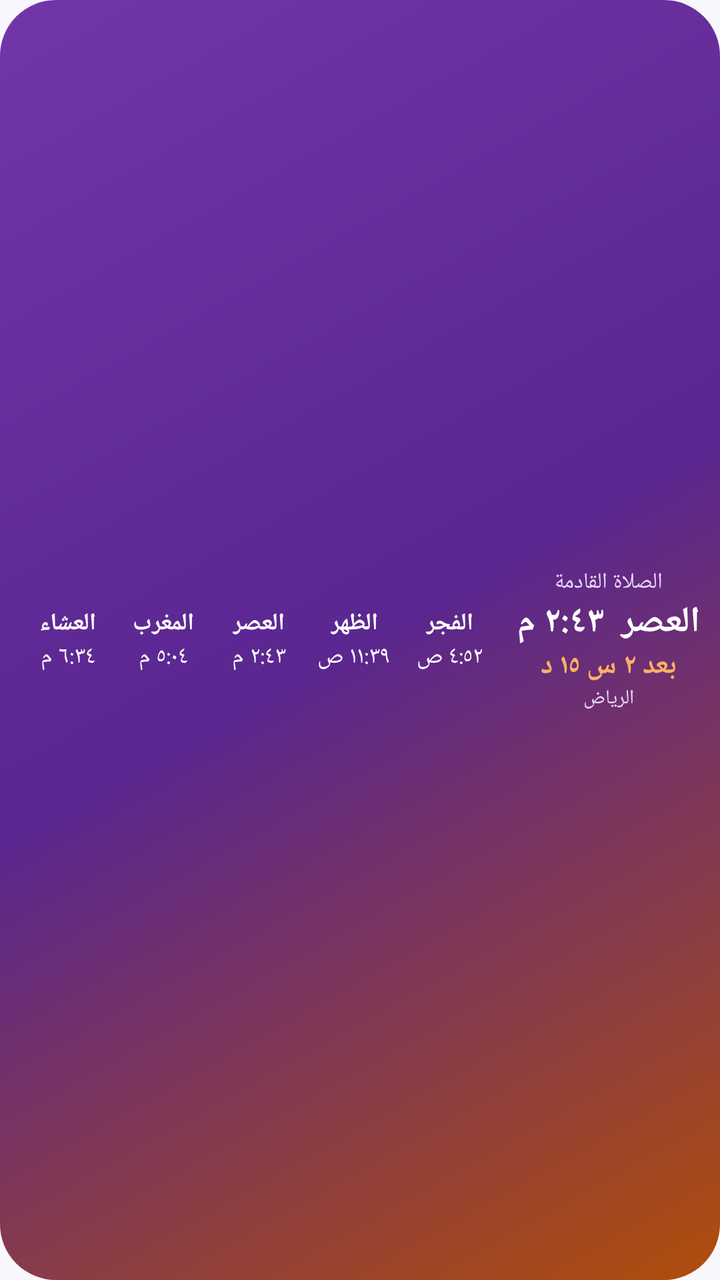
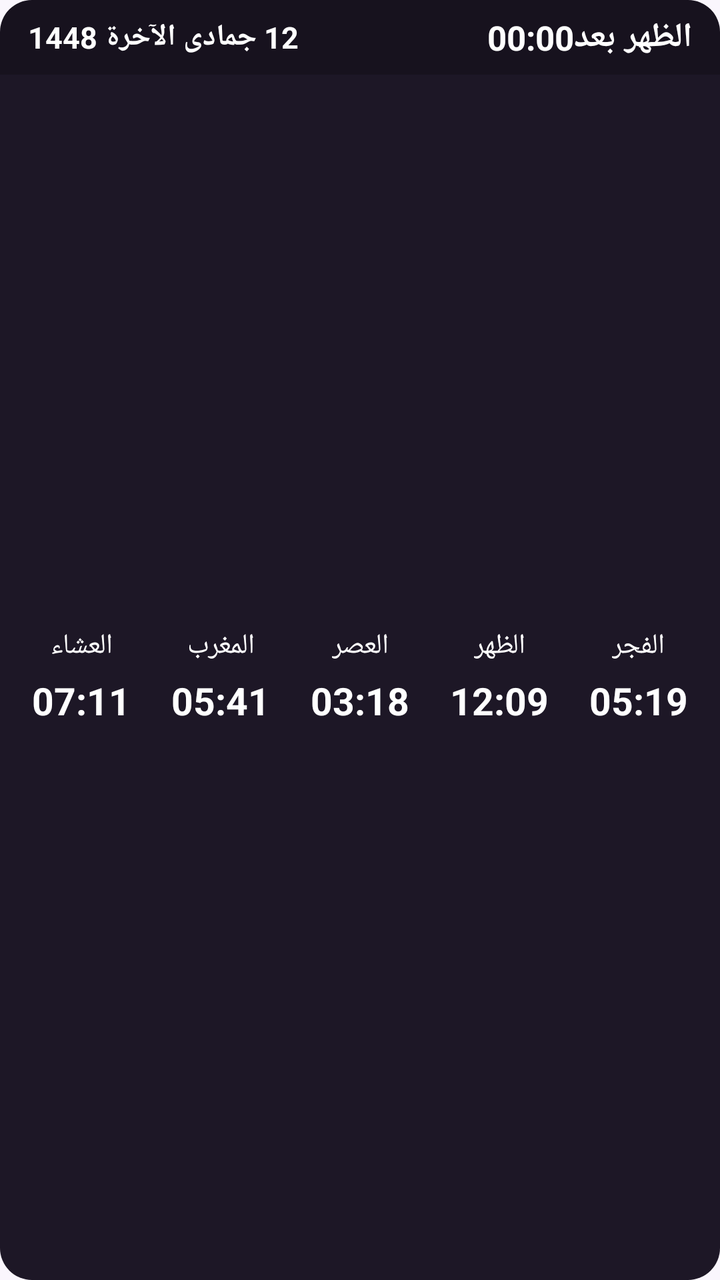

Screens rendered from an Android XML layout before and after an edit, with the pre-edit source and the edit as a unified diff.
<!-- AndroidManifest.xml: application theme AppTheme -->
<!-- res/layout/widget_day.xml -->
<?xml version="1.0" encoding="utf-8"?>
<FrameLayout xmlns:android="http://schemas.android.com/apk/res/android" android:id="@+id/widget_root" android:layout_width="match_parent" android:layout_height="match_parent" android:layoutDirection="rtl">
    <ImageView android:id="@+id/wbg" android:layout_width="match_parent" android:layout_height="match_parent" android:scaleType="fitXY" android:src="@drawable/wbg_grad_2" android:contentDescription="@null" />
    <LinearLayout android:layout_width="match_parent" android:layout_height="match_parent" android:orientation="horizontal" android:gravity="center_vertical" android:padding="10dp">
        <LinearLayout android:layout_width="wrap_content" android:layout_height="wrap_content" android:orientation="vertical" android:gravity="center" android:paddingEnd="10dp">
            <TextView android:id="@+id/w_label" android:layout_width="wrap_content" android:layout_height="wrap_content" android:text="الصلاة القادمة" android:textColor="#E6D6F5" android:textSize="11sp" android:maxLines="1" android:ellipsize="end"  />
            <TextView android:id="@+id/w_next" android:layout_width="wrap_content" android:layout_height="wrap_content" android:text="العصر  ٢:٤٣ م" android:textColor="#FFFFFF" android:textSize="18sp" android:maxLines="1" android:ellipsize="end" android:textStyle="bold" />
            <TextView android:id="@+id/w_cd" android:layout_width="wrap_content" android:layout_height="wrap_content" android:text="بعد ٢ س ١٥ د" android:textColor="#FFB066" android:textSize="14sp" android:maxLines="1" android:ellipsize="end" android:textStyle="bold" />
            <TextView android:id="@+id/w_city" android:layout_width="wrap_content" android:layout_height="wrap_content" android:text="الرياض" android:textColor="#E6D6F5" android:textSize="10sp" android:maxLines="1" android:ellipsize="end"  />
            <TextView android:id="@+id/w_hijri" android:layout_width="wrap_content" android:layout_height="wrap_content" android:text="" android:textColor="#E6D6F5" android:textSize="10sp" android:maxLines="1" android:ellipsize="end"  android:visibility="gone"/>
        </LinearLayout>
        <LinearLayout android:layout_width="0dp" android:layout_height="wrap_content" android:layout_weight="1" android:orientation="horizontal">
            <LinearLayout android:layout_width="0dp" android:layout_height="wrap_content" android:layout_weight="1" android:orientation="vertical" android:gravity="center">
                <TextView android:id="@+id/n0" android:layout_width="wrap_content" android:layout_height="wrap_content" android:text="الفجر" android:textColor="#FFFFFF" android:textSize="12sp" android:maxLines="1" android:ellipsize="end" android:textStyle="bold" />
                <TextView android:id="@+id/t0" android:layout_width="wrap_content" android:layout_height="wrap_content" android:text="٤:٥٢ ص" android:textColor="#FFFFFF" android:textSize="12sp" android:maxLines="1" android:ellipsize="end"  />
            </LinearLayout>
            <LinearLayout android:layout_width="0dp" android:layout_height="wrap_content" android:layout_weight="1" android:orientation="vertical" android:gravity="center">
                <TextView android:id="@+id/n1" android:layout_width="wrap_content" android:layout_height="wrap_content" android:text="الظهر" android:textColor="#FFFFFF" android:textSize="12sp" android:maxLines="1" android:ellipsize="end" android:textStyle="bold" />
                <TextView android:id="@+id/t1" android:layout_width="wrap_content" android:layout_height="wrap_content" android:text="١١:٣٩ ص" android:textColor="#FFFFFF" android:textSize="12sp" android:maxLines="1" android:ellipsize="end"  />
            </LinearLayout>
            <LinearLayout android:layout_width="0dp" android:layout_height="wrap_content" android:layout_weight="1" android:orientation="vertical" android:gravity="center">
                <TextView android:id="@+id/n2" android:layout_width="wrap_content" android:layout_height="wrap_content" android:text="العصر" android:textColor="#FFFFFF" android:textSize="12sp" android:maxLines="1" android:ellipsize="end" android:textStyle="bold" />
                <TextView android:id="@+id/t2" android:layout_width="wrap_content" android:layout_height="wrap_content" android:text="٢:٤٣ م" android:textColor="#FFFFFF" android:textSize="12sp" android:maxLines="1" android:ellipsize="end"  />
            </LinearLayout>
            <LinearLayout android:layout_width="0dp" android:layout_height="wrap_content" android:layout_weight="1" android:orientation="vertical" android:gravity="center">
                <TextView android:id="@+id/n3" android:layout_width="wrap_content" android:layout_height="wrap_content" android:text="المغرب" android:textColor="#FFFFFF" android:textSize="12sp" android:maxLines="1" android:ellipsize="end" android:textStyle="bold" />
                <TextView android:id="@+id/t3" android:layout_width="wrap_content" android:layout_height="wrap_content" android:text="٥:٠٤ م" android:textColor="#FFFFFF" android:textSize="12sp" android:maxLines="1" android:ellipsize="end"  />
            </LinearLayout>
            <LinearLayout android:layout_width="0dp" android:layout_height="wrap_content" android:layout_weight="1" android:orientation="vertical" android:gravity="center">
                <TextView android:id="@+id/n4" android:layout_width="wrap_content" android:layout_height="wrap_content" android:text="العشاء" android:textColor="#FFFFFF" android:textSize="12sp" android:maxLines="1" android:ellipsize="end" android:textStyle="bold" />
                <TextView android:id="@+id/t4" android:layout_width="wrap_content" android:layout_height="wrap_content" android:text="٦:٣٤ م" android:textColor="#FFFFFF" android:textSize="12sp" android:maxLines="1" android:ellipsize="end"  />
            </LinearLayout>
        </LinearLayout>
    </LinearLayout>
</FrameLayout>
<!-- resources referenced by this layout -->
<resources>
  <!-- drawable wbg_grad_2 (drawable) -->
  <?xml version="1.0" encoding="utf-8"?>
  <shape xmlns:android="http://schemas.android.com/apk/res/android" android:shape="rectangle">
      <gradient android:angle="315" android:startColor="#7137A8" android:centerColor="#5A2690" android:endColor="#B04E0A" />
      <corners android:radius="28dp" />
  </shape>
  <style name="AppTheme" parent="@android:style/Theme.Material.Light.NoActionBar">
          <item name="android:windowBackground">@color/bg</item>
          <item name="android:statusBarColor">@color/bg</item>
          <item name="android:navigationBarColor">@color/bg</item>
          <item name="android:colorAccent">@color/orange</item>
          <item name="android:colorPrimary">@color/purple</item>
      </style>
  <color name="bg">#FAF6FD</color>
  <color name="orange">#F28A32</color>
  <color name="purple">#7137A8</color>
</resources>

<!-- the commit's change to res/layout/widget_day.xml (unified diff, before → after) -->
@@ -1,34 +1,35 @@
 <?xml version="1.0" encoding="utf-8"?>
 <FrameLayout xmlns:android="http://schemas.android.com/apk/res/android" android:id="@+id/widget_root" android:layout_width="match_parent" android:layout_height="match_parent" android:layoutDirection="rtl">
-    <ImageView android:id="@+id/wbg" android:layout_width="match_parent" android:layout_height="match_parent" android:scaleType="fitXY" android:src="@drawable/wbg_grad_2" android:contentDescription="@null" />
-    <LinearLayout android:layout_width="match_parent" android:layout_height="match_parent" android:orientation="horizontal" android:gravity="center_vertical" android:padding="10dp">
-        <LinearLayout android:layout_width="wrap_content" android:layout_height="wrap_content" android:orientation="vertical" android:gravity="center" android:paddingEnd="10dp">
-            <TextView android:id="@+id/w_label" android:layout_width="wrap_content" android:layout_height="wrap_content" android:text="الصلاة القادمة" android:textColor="#E6D6F5" android:textSize="11sp" android:maxLines="1" android:ellipsize="end"  />
-            <TextView android:id="@+id/w_next" android:layout_width="wrap_content" android:layout_height="wrap_content" android:text="العصر  ٢:٤٣ م" android:textColor="#FFFFFF" android:textSize="18sp" android:maxLines="1" android:ellipsize="end" android:textStyle="bold" />
-            <TextView android:id="@+id/w_cd" android:layout_width="wrap_content" android:layout_height="wrap_content" android:text="بعد ٢ س ١٥ د" android:textColor="#FFB066" android:textSize="14sp" android:maxLines="1" android:ellipsize="end" android:textStyle="bold" />
-            <TextView android:id="@+id/w_city" android:layout_width="wrap_content" android:layout_height="wrap_content" android:text="الرياض" android:textColor="#E6D6F5" android:textSize="10sp" android:maxLines="1" android:ellipsize="end"  />
-            <TextView android:id="@+id/w_hijri" android:layout_width="wrap_content" android:layout_height="wrap_content" android:text="" android:textColor="#E6D6F5" android:textSize="10sp" android:maxLines="1" android:ellipsize="end"  android:visibility="gone"/>
+    <ImageView android:id="@+id/wbg" android:layout_width="match_parent" android:layout_height="match_parent" android:scaleType="fitXY" android:src="@drawable/wbg_dark_1" android:contentDescription="@null" />
+    <LinearLayout android:layout_width="match_parent" android:layout_height="match_parent" android:orientation="vertical">
+        <LinearLayout android:id="@+id/w_head" android:layout_width="match_parent" android:layout_height="wrap_content" android:orientation="horizontal" android:gravity="center_vertical" android:paddingStart="14dp" android:paddingEnd="14dp" android:paddingTop="7dp" android:paddingBottom="7dp" android:background="@drawable/whead_dark_1">
+            <TextView android:id="@+id/w_next" android:layout_width="wrap_content" android:layout_height="wrap_content" android:text="الظهر بعد" android:textColor="#FFFFFF" android:textSize="17sp" android:textStyle="bold" android:maxLines="1" />
+            <Chronometer android:id="@+id/w_chrono" android:layout_width="wrap_content" android:layout_height="wrap_content" android:layout_marginStart="6dp" android:textColor="#FFFFFF" android:textSize="17sp" android:textStyle="bold" android:layoutDirection="ltr" />
+            <TextView android:id="@+id/w_cd" android:layout_width="wrap_content" android:layout_height="wrap_content" android:visibility="gone" />
+            <TextView android:id="@+id/w_label" android:layout_width="wrap_content" android:layout_height="wrap_content" android:visibility="gone" />
+            <TextView android:id="@+id/w_city" android:layout_width="0dp" android:layout_height="wrap_content" android:layout_weight="1" android:layout_marginStart="8dp" android:textColor="#E6D6F5" android:textSize="11sp" android:maxLines="1" android:ellipsize="end" />
+            <TextView android:id="@+id/w_hijri" android:layout_width="wrap_content" android:layout_height="wrap_content" android:text="12 جمادى الآخرة 1448" android:textColor="#FFFFFF" android:textSize="15sp" android:textStyle="bold" android:maxLines="1" />
         </LinearLayout>
-        <LinearLayout android:layout_width="0dp" android:layout_height="wrap_content" android:layout_weight="1" android:orientation="horizontal">
+        <LinearLayout android:layout_width="match_parent" android:layout_height="0dp" android:layout_weight="1" android:orientation="horizontal" android:gravity="center_vertical" android:paddingStart="6dp" android:paddingEnd="6dp">
             <LinearLayout android:layout_width="0dp" android:layout_height="wrap_content" android:layout_weight="1" android:orientation="vertical" android:gravity="center">
-                <TextView android:id="@+id/n0" android:layout_width="wrap_content" android:layout_height="wrap_content" android:text="الفجر" android:textColor="#FFFFFF" android:textSize="12sp" android:maxLines="1" android:ellipsize="end" android:textStyle="bold" />
-                <TextView android:id="@+id/t0" android:layout_width="wrap_content" android:layout_height="wrap_content" android:text="٤:٥٢ ص" android:textColor="#FFFFFF" android:textSize="12sp" android:maxLines="1" android:ellipsize="end"  />
+                <TextView android:id="@+id/n0" android:layout_width="wrap_content" android:layout_height="wrap_content" android:text="الفجر" android:textColor="#FFFFFF" android:textSize="14sp" android:maxLines="1" />
+                <TextView android:id="@+id/t0" android:layout_width="wrap_content" android:layout_height="wrap_content" android:layout_marginTop="4dp" android:paddingStart="7dp" android:paddingEnd="7dp" android:paddingTop="1dp" android:paddingBottom="1dp" android:text="05:19" android:textColor="#FFFFFF" android:textSize="19sp" android:textStyle="bold" android:maxLines="1" />
             </LinearLayout>
             <LinearLayout android:layout_width="0dp" android:layout_height="wrap_content" android:layout_weight="1" android:orientation="vertical" android:gravity="center">
-                <TextView android:id="@+id/n1" android:layout_width="wrap_content" android:layout_height="wrap_content" android:text="الظهر" android:textColor="#FFFFFF" android:textSize="12sp" android:maxLines="1" android:ellipsize="end" android:textStyle="bold" />
-                <TextView android:id="@+id/t1" android:layout_width="wrap_content" android:layout_height="wrap_content" android:text="١١:٣٩ ص" android:textColor="#FFFFFF" android:textSize="12sp" android:maxLines="1" android:ellipsize="end"  />
+                <TextView android:id="@+id/n1" android:layout_width="wrap_content" android:layout_height="wrap_content" android:text="الظهر" android:textColor="#FFFFFF" android:textSize="14sp" android:maxLines="1" />
+                <TextView android:id="@+id/t1" android:layout_width="wrap_content" android:layout_height="wrap_content" android:layout_marginTop="4dp" android:paddingStart="7dp" android:paddingEnd="7dp" android:paddingTop="1dp" android:paddingBottom="1dp" android:text="12:09" android:textColor="#FFFFFF" android:textSize="19sp" android:textStyle="bold" android:maxLines="1" />
             </LinearLayout>
             <LinearLayout android:layout_width="0dp" android:layout_height="wrap_content" android:layout_weight="1" android:orientation="vertical" android:gravity="center">
-                <TextView android:id="@+id/n2" android:layout_width="wrap_content" android:layout_height="wrap_content" android:text="العصر" android:textColor="#FFFFFF" android:textSize="12sp" android:maxLines="1" android:ellipsize="end" android:textStyle="bold" />
-                <TextView android:id="@+id/t2" android:layout_width="wrap_content" android:layout_height="wrap_content" android:text="٢:٤٣ م" android:textColor="#FFFFFF" android:textSize="12sp" android:maxLines="1" android:ellipsize="end"  />
+                <TextView android:id="@+id/n2" android:layout_width="wrap_content" android:layout_height="wrap_content" android:text="العصر" android:textColor="#FFFFFF" android:textSize="14sp" android:maxLines="1" />
+                <TextView android:id="@+id/t2" android:layout_width="wrap_content" android:layout_height="wrap_content" android:layout_marginTop="4dp" android:paddingStart="7dp" android:paddingEnd="7dp" android:paddingTop="1dp" android:paddingBottom="1dp" android:text="03:18" android:textColor="#FFFFFF" android:textSize="19sp" android:textStyle="bold" android:maxLines="1" />
             </LinearLayout>
             <LinearLayout android:layout_width="0dp" android:layout_height="wrap_content" android:layout_weight="1" android:orientation="vertical" android:gravity="center">
-                <TextView android:id="@+id/n3" android:layout_width="wrap_content" android:layout_height="wrap_content" android:text="المغرب" android:textColor="#FFFFFF" android:textSize="12sp" android:maxLines="1" android:ellipsize="end" android:textStyle="bold" />
-                <TextView android:id="@+id/t3" android:layout_width="wrap_content" android:layout_height="wrap_content" android:text="٥:٠٤ م" android:textColor="#FFFFFF" android:textSize="12sp" android:maxLines="1" android:ellipsize="end"  />
+                <TextView android:id="@+id/n3" android:layout_width="wrap_content" android:layout_height="wrap_content" android:text="المغرب" android:textColor="#FFFFFF" android:textSize="14sp" android:maxLines="1" />
+                <TextView android:id="@+id/t3" android:layout_width="wrap_content" android:layout_height="wrap_content" android:layout_marginTop="4dp" android:paddingStart="7dp" android:paddingEnd="7dp" android:paddingTop="1dp" android:paddingBottom="1dp" android:text="05:41" android:textColor="#FFFFFF" android:textSize="19sp" android:textStyle="bold" android:maxLines="1" />
             </LinearLayout>
             <LinearLayout android:layout_width="0dp" android:layout_height="wrap_content" android:layout_weight="1" android:orientation="vertical" android:gravity="center">
-                <TextView android:id="@+id/n4" android:layout_width="wrap_content" android:layout_height="wrap_content" android:text="العشاء" android:textColor="#FFFFFF" android:textSize="12sp" android:maxLines="1" android:ellipsize="end" android:textStyle="bold" />
-                <TextView android:id="@+id/t4" android:layout_width="wrap_content" android:layout_height="wrap_content" android:text="٦:٣٤ م" android:textColor="#FFFFFF" android:textSize="12sp" android:maxLines="1" android:ellipsize="end"  />
+                <TextView android:id="@+id/n4" android:layout_width="wrap_content" android:layout_height="wrap_content" android:text="العشاء" android:textColor="#FFFFFF" android:textSize="14sp" android:maxLines="1" />
+                <TextView android:id="@+id/t4" android:layout_width="wrap_content" android:layout_height="wrap_content" android:layout_marginTop="4dp" android:paddingStart="7dp" android:paddingEnd="7dp" android:paddingTop="1dp" android:paddingBottom="1dp" android:text="07:11" android:textColor="#FFFFFF" android:textSize="19sp" android:textStyle="bold" android:maxLines="1" />
             </LinearLayout>
         </LinearLayout>
     </LinearLayout>
<!-- resource entries referenced after the edit -->
@@ -1,10 +1,16 @@
 <!-- resources referenced by this layout -->
 <resources>
-  <!-- drawable wbg_grad_2 (drawable) -->
+  <!-- drawable wbg_dark_1 (drawable) -->
   <?xml version="1.0" encoding="utf-8"?>
   <shape xmlns:android="http://schemas.android.com/apk/res/android" android:shape="rectangle">
-      <gradient android:angle="315" android:startColor="#7137A8" android:centerColor="#5A2690" android:endColor="#B04E0A" />
-      <corners android:radius="28dp" />
+      <solid android:color="#1D1726" />
+      <corners android:radius="16dp" />
+  </shape>
+  <!-- drawable whead_dark_1 (drawable) -->
+  <?xml version="1.0" encoding="utf-8"?>
+  <shape xmlns:android="http://schemas.android.com/apk/res/android" android:shape="rectangle">
+      <solid android:color="#33000000" />
+      <corners android:topLeftRadius="16dp" android:topRightRadius="16dp" android:bottomLeftRadius="0dp" android:bottomRightRadius="0dp" />
   </shape>
   <style name="AppTheme" parent="@android:style/Theme.Material.Light.NoActionBar">
           <item name="android:windowBackground">@color/bg</item>
